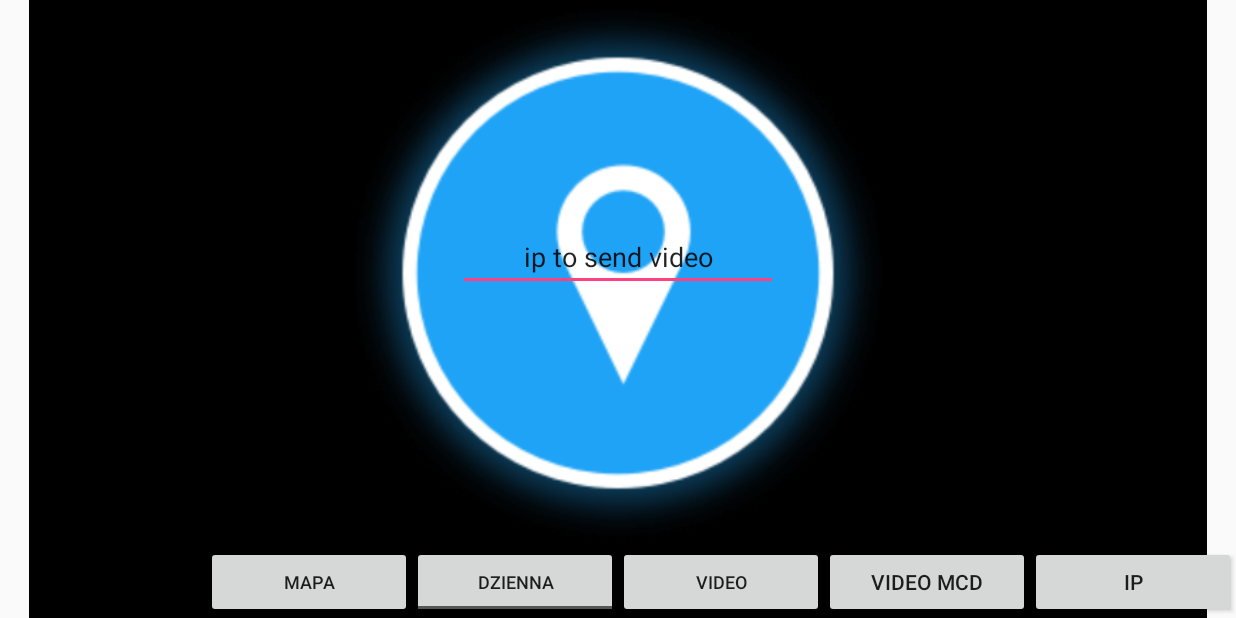
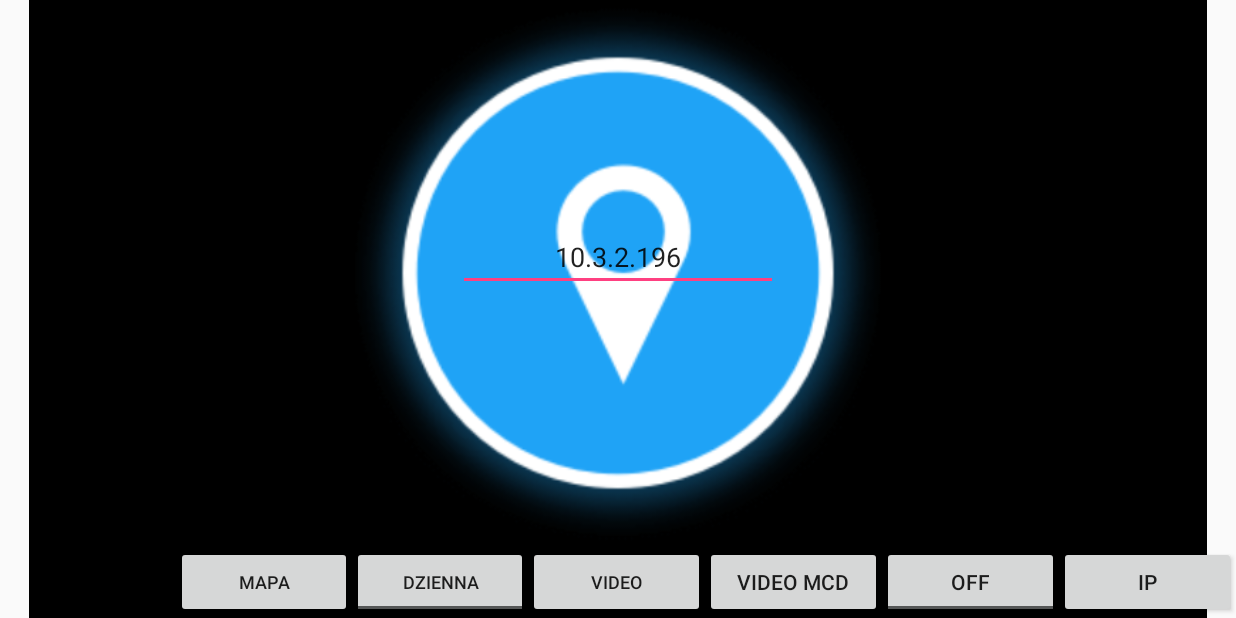
Before and after one commit to digital555/PsronOp, an Android app: the MainActivity screen opened directly, with no data from a screen before it, on a phone screen of 824 x 412 dp (held sideways). Run offline under Robolectric (Android 15) with nearby library versions, the phone set to English and light mode, and no system bars; libraries missing offline, so code that uses them is left out: dji.common.camera, dji.common.error, dji.common.product, dji.common.util, dji.sdk.airlink and 3 more; 6 statements that could not run were skipped.

Commit message:
stabilne dzialanie videoCMD

```diff
--- a/FPVDemo/app/src/main/java/com/dji/FPVDemo/MainActivity.java
+++ b/FPVDemo/app/src/main/java/com/dji/FPVDemo/MainActivity.java
@@ -55,7 +55,7 @@ public class MainActivity extends Activity implements SurfaceTextureListener,OnC
 
     protected TextureView mVideoSurface = null;
     private Button mCaptureBtn, mShootPhotoModeBtn, mRecordVideoModeBtn, mIpBtn;
-    private ToggleButton mRecordBtn;
+    private ToggleButton mRecordBtn, onoffBtn;
     private TextView recordingTime;
     private ImageView mImageViewMCD;
     private ImageView mImageViewLay;
@@ -71,6 +71,7 @@ public class MainActivity extends Activity implements SurfaceTextureListener,OnC
     InetAddress addr;
 
     boolean flag1 = false;
+    boolean flag2 = false;
 
     public Bitmap bmpFromMcd;
     public Bitmap bmpToMcd;
@@ -200,8 +201,10 @@ public class MainActivity extends Activity implements SurfaceTextureListener,OnC
                             try {
                                 mDataGramSocketReceive.receive(p);
 
-                                bmpFromMcd = BitmapFactory.decodeByteArray(frameFromMcd, 0, frameFromMcd.length);
-                                mImageViewMCD.setImageBitmap(bmpFromMcd);
+                                /*bmpFromMcd = BitmapFactory.decodeByteArray(frameFromMcd, 0, frameFromMcd.length);
+                                mImageViewMCD.setImageBitmap(bmpFromMcd);*/
+
+                                mImageViewMCD.setImageBitmap(BitmapFactory.decodeByteArray(frameFromMcd, 0, frameFromMcd.length));
 
                                 //text = new String(message, 0, p.getLength());
                                 // If you're not using an infinite loop:
@@ -227,9 +230,11 @@ public class MainActivity extends Activity implements SurfaceTextureListener,OnC
     }
 
     public void casVideoSurface(){
-        bmpToMcd = mVideoSurface.getBitmap();
+        bmpToMcd = Bitmap.createScaledBitmap(mVideoSurface.getBitmap(), 960,
+                540, false) ;
+
         ByteArrayOutputStream outputStream = new ByteArrayOutputStream();
-        bmpToMcd.compress(Bitmap.CompressFormat.JPEG, 5, outputStream);
+        bmpToMcd.compress(Bitmap.CompressFormat.JPEG, 15, outputStream);
         frameToMcd = outputStream.toByteArray();
         try {
             addr = InetAddress.getByName(editTextip.getText().toString());
@@ -295,6 +300,7 @@ public class MainActivity extends Activity implements SurfaceTextureListener,OnC
         mDogPose = (ImageView) findViewById(R.id.dog_pose);
         mImageViewLay.setImageResource(R.drawable.blak_layer);
         editTextip = (EditText) findViewById(R.id.editTextIp);
+        onoffBtn = (ToggleButton) findViewById(R.id.btn_onoff);
 
 
 
@@ -307,6 +313,7 @@ public class MainActivity extends Activity implements SurfaceTextureListener,OnC
         mShootPhotoModeBtn.setOnClickListener(this);
         mRecordVideoModeBtn.setOnClickListener(this);
         mIpBtn.setOnClickListener(this);
+        onoffBtn.setOnClickListener(this);
 
         recordingTime.setVisibility(View.INVISIBLE);
 
@@ -319,6 +326,19 @@ public class MainActivity extends Activity implements SurfaceTextureListener,OnC
                 } else {
                     //stopRecord();
                     link.setBandwidthAllocationForHDMIVideoInputPort(0, null);
+                }
+            }
+        });
+
+        onoffBtn.setOnCheckedChangeListener(new CompoundButton.OnCheckedChangeListener() {
+            @Override
+            public void onCheckedChanged(CompoundButton buttonView, boolean isChecked) {
+                if (isChecked) {
+                    //startRecord();
+                    flag2 = true;
+                } else {
+                    //stopRecord();
+                    flag2 = false;
                 }
             }
         });
@@ -577,10 +597,17 @@ public class MainActivity extends Activity implements SurfaceTextureListener,OnC
         @Override
         public void run() {
             while (true) {
+                //if(flag2)
                 casVideoSurface();
 
                 if(flag1)
                 receive();
+
+                try {
+                    Thread.sleep(5);
+                } catch (Exception e){
+
+                }
             }
         }
     }
--- a/FPVDemo/app/src/main/res/layout/activity_main.xml
+++ b/FPVDemo/app/src/main/res/layout/activity_main.xml
@@ -92,6 +92,15 @@
             android:layout_weight="1"
             android:text="Video MCD" />
 
+        <ToggleButton
+            android:id="@+id/btn_onoff"
+            android:layout_width="0dp"
+            android:layout_height="wrap_content"
+            android:layout_weight="1"
+            android:text="on/off"
+            android:textOff="off"
+            android:textOn="on" />
+
         <Button
             android:id="@+id/btn_ip"
             android:layout_width="0dp"
@@ -122,9 +131,9 @@
         android:layout_marginTop="53dp"
         android:ems="10"
         android:inputType="text"
-        android:text="ip to send video"
+        android:text="10.3.2.196"
         android:textAlignment="center"
         android:visibility="visible"
-        tools:text="ip to send video" />
+        tools:text="10.3.2.196" />
 
 </RelativeLayout>
```
